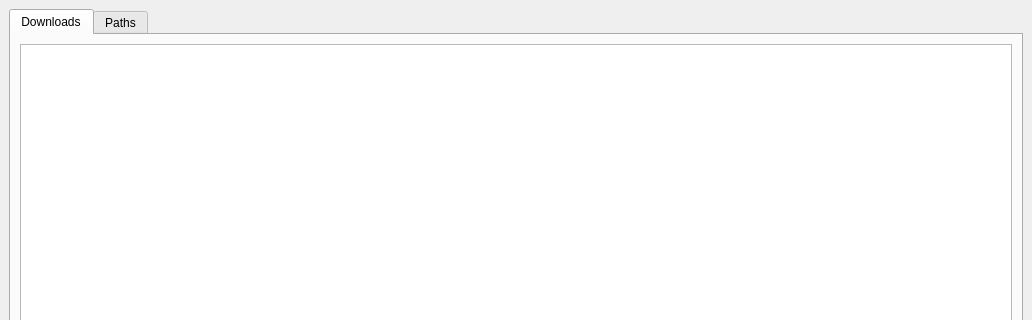
Old version of the form cmainwindow.ui in the repository birkeh/qtDynatraceDownload; both pictures show x 0 to 1032 and y 0 to 320 of the 1032 by 713 pixel window.
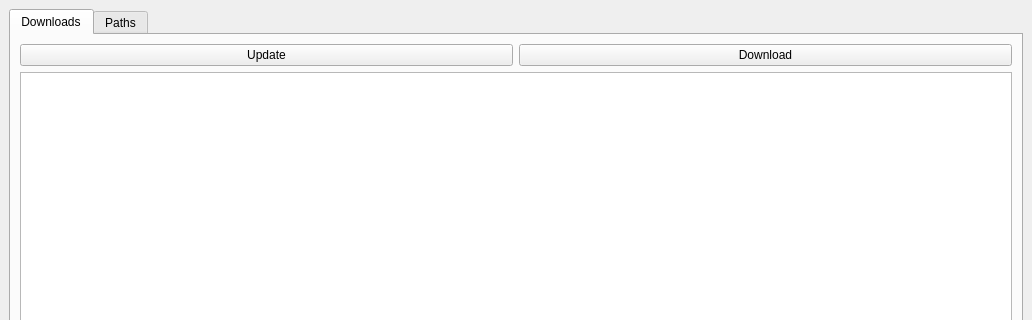
New version of the form. The open tabs and pages were chosen to show the change.

```diff
--- a/cmainwindow.ui
+++ b/cmainwindow.ui
@@ -26,11 +26,33 @@
        </attribute>
        <layout class="QGridLayout" name="gridLayout_3">
         <item row="0" column="0">
+         <layout class="QVBoxLayout" name="verticalLayout">
+          <item>
+           <layout class="QHBoxLayout" name="horizontalLayout">
+            <item>
+             <widget class="QPushButton" name="m_lpUpdate">
+              <property name="text">
+               <string>Update</string>
+              </property>
+             </widget>
+            </item>
+            <item>
+             <widget class="QPushButton" name="m_lpDownload">
+              <property name="text">
+               <string>Download</string>
+              </property>
+             </widget>
+            </item>
+           </layout>
+          </item>
+          <item>
          <widget class="QTreeView" name="m_lpDownloadsList">
           <property name="alternatingRowColors">
            <bool>true</bool>
           </property>
          </widget>
+          </item>
+         </layout>
         </item>
        </layout>
       </widget>
```
Left out of the diff: 5 changed lines with no effect on the pictures. Lines whose indentation alone changed are shown as unchanged.
